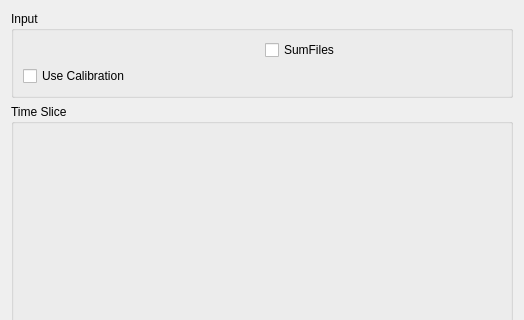
Above: qt/scientific_interfaces/Indirect/Reduction/ISISDiagnostics.ui from mantidproject/mantid before the change; both pictures show x 0 to 524 and y 0 to 320 of the 524 by 663 pixel window. Below: the same form after it.
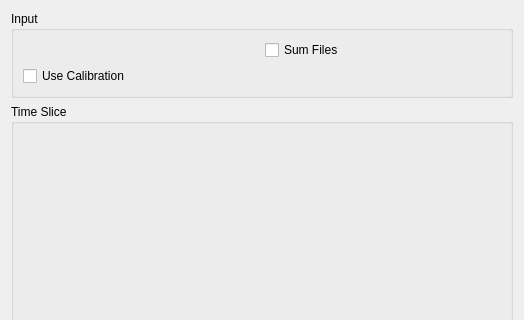
That is the form after the change. Custom widgets are drawn as their Qt base class.

Commit message: Format SumFiles label into Sum Files for consistency with other tabs in Data Reduction

```diff
--- a/qt/scientific_interfaces/Indirect/Reduction/ISISDiagnostics.ui
+++ b/qt/scientific_interfaces/Indirect/Reduction/ISISDiagnostics.ui
@@ -61,7 +61,7 @@
            </sizepolicy>
           </property>
           <property name="text">
-           <string>SumFiles</string>
+           <string>Sum Files</string>
           </property>
          </widget>
         </item>
```
The commit also changes 1 other file.
